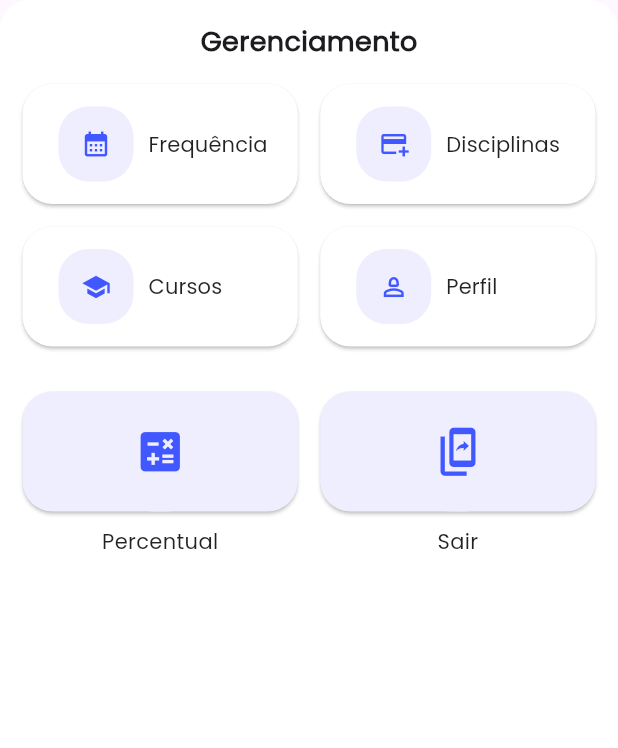
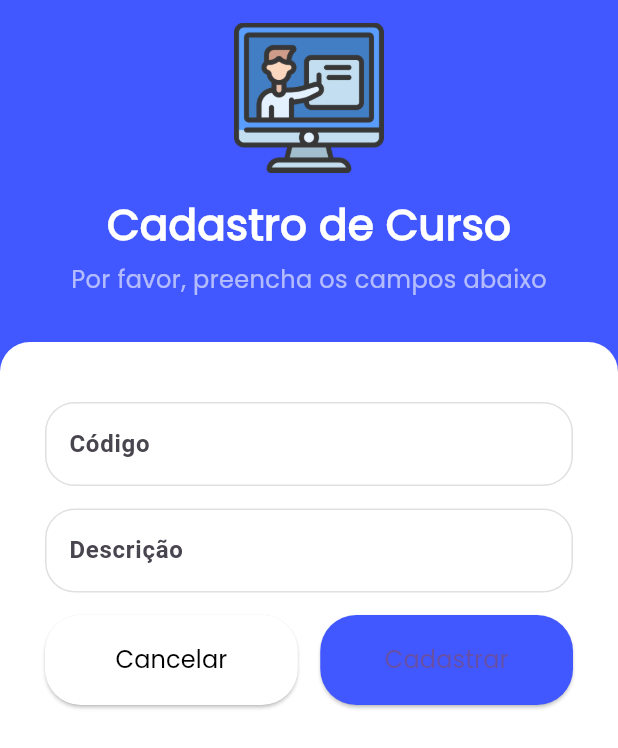
Before and after one commit to gguilherme-gritti/app-frequencia-si700, a Flutter app: the ManagementCard widget shown alone on an empty page, opened directly, after a tap on "Cursos", on a phone screen of 412 x 824 dp. Shown: the top 748 px of the screen. Run offline on Flutter 3.47's test engine with Material 3 defaults, Android fonts, the phone set to English and light mode, and no system bars; our stand-ins replace cloud_firestore, equatable, firebase_auth, firebase_core, flutter_bloc; accounts and stored records are empty.

Commit message:
create widget register course

```diff
--- /dev/null
+++ b/frequency/lib/model/firebase/course_data.dart
@@ -0,0 +1,11 @@
+class CourseDataModel {
+  String code;
+  String description;
+  String user_email;
+
+  CourseDataModel({
+    required this.code,
+    required this.description,
+    required this.user_email,
+  });
+}
--- /dev/null
+++ b/frequency/lib/screens/register_course.dart
@@ -0,0 +1,245 @@
+import 'package:flutter/material.dart';
+import 'package:flutter_bloc/flutter_bloc.dart';
+import 'package:frequency/bloc/auth/auth_bloc.dart';
+import 'package:frequency/bloc/auth/auth_event.dart';
+import 'package:frequency/bloc/auth/auth_state.dart';
+import 'package:frequency/bloc/user/user_bloc.dart';
+import 'package:frequency/bloc/user/user_event.dart';
+import 'package:frequency/model/firebase/course_data.dart';
+import 'package:frequency/screens/login.dart';
+
+class RegisterCourse extends StatefulWidget {
+  const RegisterCourse({Key? key}) : super(key: key);
+
+  @override
+  State<StatefulWidget> createState() {
+    return RegisterCourseState();
+  }
+}
+
+class RegisterCourseState extends State<RegisterCourse> {
+  final CourseDataModel courseData =
+      CourseDataModel(code: "", description: "", user_email: "");
+
+  GlobalKey<FormState> formKey = GlobalKey<FormState>();
+
+  @override
+  Widget build(BuildContext context) {
+    return MaterialApp(
+      home: Scaffold(
+        backgroundColor: const Color(0xFF4157ff),
+        body: BlocListener<AuthBloc, AuthState>(
+          listener: (context, state) => {
+            if (state is AuthError)
+              {
+                ScaffoldMessenger.of(context).showSnackBar(SnackBar(
+                  content: Text(
+                    state.msg,
+                    style: const TextStyle(
+                        color: Colors.white, fontFamily: 'Poppins'),
+                  ),
+                  backgroundColor: Colors.red,
+                  action: SnackBarAction(
+                    label: 'Fechar',
+                    onPressed: () {},
+                  ),
+                ))
+              }
+            else if (state is Registered)
+              {
+                ScaffoldMessenger.of(context).showSnackBar(SnackBar(
+                  content: const Text(
+                    'Curso Cadastrado com sucesso!',
+                    style: TextStyle(color: Colors.white),
+                  ),
+                  backgroundColor: Colors.green,
+                  action: SnackBarAction(
+                    label: 'Fechar',
+                    onPressed: () {},
+                  ),
+                )),
+                Navigator.of(context)
+                    .push(MaterialPageRoute(builder: (_) => const Login()))
+              }
+          },
+          child: Center(
+            child: BlocBuilder<AuthBloc, AuthState>(builder: (context, state) {
+              return Column(
+                children: <Widget>[
+                  Container(
+                    margin: const EdgeInsets.only(top: 15, bottom: 15),
+                    width: 100.0,
+                    height: 100.0,
+                    decoration: const BoxDecoration(
+                      image: DecorationImage(
+                        image: AssetImage('lib/assets/img/course.png'),
+                        fit: BoxFit.fill,
+                      ),
+                    ),
+                  ),
+                  const Text(
+                    'Cadastro de Curso',
+                    style: TextStyle(
+                        fontSize: 28,
+                        color: Colors.white,
+                        fontWeight: FontWeight.bold,
+                        fontFamily: 'Poppins'),
+                  ),
+                  const SizedBox(height: 5),
+                  const Text(
+                    'Por favor, preencha os campos abaixo',
+                    style: TextStyle(
+                        fontSize: 16,
+                        color: Colors.white60,
+                        fontFamily: 'Poppins'),
+                  ),
+                  const SizedBox(height: 30),
+                  Expanded(
+                    child: Container(
+                      height: double.infinity,
+                      padding:
+                          const EdgeInsets.only(left: 30, right: 30, top: 40),
+                      decoration: const BoxDecoration(
+                        borderRadius: BorderRadius.only(
+                          topLeft: Radius.circular(20.0),
+                          topRight: Radius.circular(20.0),
+                        ),
+                        color: Colors.white,
+                      ),
+                      child: Form(
+                        key: formKey,
+                        child: Column(children: [
+                          codeField(),
+                          const SizedBox(height: 15),
+                          descriptionField(),
+                          const SizedBox(height: 15),
+                          Row(
+                            children: [
+                              cancelButton(),
+                              const SizedBox(width: 15),
+                              registerButton(context, state)
+                            ],
+                          )
+                        ]),
+                      ),
+                    ),
+                  )
+                ],
+              );
+            }),
+          ),
+        ),
+      ),
+    );
+  }
+
+  Widget codeField() {
+    return TextFormField(
+      validator: (String? value) {
+        if (value != null) {
+          if (value.isEmpty) {
+            return "Insira um Codigo Válido";
+          }
+        }
+        return null;
+      },
+      onSaved: (String? value) {
+        courseData.code = value ?? "";
+      },
+      decoration: const InputDecoration(
+          labelText: 'Código',
+          labelStyle: TextStyle(fontWeight: FontWeight.w600),
+          focusedBorder: OutlineInputBorder(
+            borderSide: BorderSide(color: Colors.blue, width: 2),
+            borderRadius: BorderRadius.all(Radius.circular(20)),
+          ),
+          enabledBorder: OutlineInputBorder(
+              borderRadius: BorderRadius.all(Radius.circular(20)),
+              borderSide: BorderSide(color: Colors.black12)),
+          filled: true,
+          fillColor: Colors.white),
+    );
+  }
+
+  Widget descriptionField() {
+    return TextFormField(
+      validator: (String? value) {
+        if (value != null) {
+          if (value.isEmpty) {
+            return "Insira uma descrição válida";
+          }
+        }
+        return null;
+      },
+      onSaved: (String? value) {
+        courseData.description = value ?? "";
+      },
+      decoration: const InputDecoration(
+          labelText: 'Descrição',
+          labelStyle: TextStyle(fontWeight: FontWeight.w600),
+          focusedBorder: OutlineInputBorder(
+            borderSide: BorderSide(color: Colors.blue, width: 2),
+            borderRadius: BorderRadius.all(Radius.circular(20)),
+          ),
+          enabledBorder: OutlineInputBorder(
+              borderRadius: BorderRadius.all(Radius.circular(20)),
+              borderSide: BorderSide(color: Colors.black12)),
+          filled: true,
+          fillColor: Colors.white),
+    );
+  }
+
+  Widget cancelButton() {
+    return Expanded(
+      child: ElevatedButton(
+        onPressed: () {
+          Navigator.of(context).pop();
+        },
+        style: ElevatedButton.styleFrom(
+          minimumSize: const Size(double.infinity, 60),
+          backgroundColor: const Color(0xFFffffff),
+          shape: RoundedRectangleBorder(
+            borderRadius: BorderRadius.circular(24.0),
+          ),
+        ),
+        child: const Text('Cancelar',
+            style: TextStyle(
+                color: Colors.black, fontSize: 16, fontFamily: 'Poppins')),
+      ),
+    );
+  }
+
+  Widget registerButton(BuildContext buildContext, AuthState state) {
+    Widget buttonChild = const Text(
+      'Cadastrar',
+      style: TextStyle(fontSize: 16, fontFamily: 'Poppins'),
+    );
+
+    if (state is Loading) {
+      if (state.load) {
+        buttonChild = const CircularProgressIndicator();
+      }
+    }
+
+    return Expanded(
+      child: ElevatedButton(
+          onPressed: () {
+            if (formKey.currentState!.validate()) {
+              formKey.currentState!.save();
+              // buildContext
+              //     .read<AuthBloc>()
+              //     .add(SignUpRequested(courseData.email, courseData.password));
+              // buildContext.read<UserBloc>().add(AddUserRequested(courseData));
+            }
+          },
+          style: ElevatedButton.styleFrom(
+            minimumSize: const Size(double.infinity, 60),
+            backgroundColor: const Color(0xFF4157ff),
+            shape: RoundedRectangleBorder(
+              borderRadius: BorderRadius.circular(24.0),
+            ),
+          ),
+          child: buttonChild),
+    );
+  }
+}
--- a/frequency/lib/widgets/management_card.dart
+++ b/frequency/lib/widgets/management_card.dart
@@ -6,6 +6,7 @@ import 'package:frequency/bloc/auth/auth_state.dart';
 import 'package:frequency/screens/disciplines.dart';
 import 'package:frequency/screens/login.dart';
 import 'package:frequency/screens/perfil.dart';
+import 'package:frequency/screens/register_course.dart';
 import 'package:frequency/widgets/card_icon_button.dart';
 import 'package:frequency/widgets/deatch_icon_card_button.dart';
 
@@ -68,7 +69,12 @@ class ManagementCard extends StatelessWidget {
             Row(
               children: [
                 CardIconButton(
-                    icon: Icons.school, text: 'Cursos', onPressed: () {}),
+                    icon: Icons.school,
+                    text: 'Cursos',
+                    onPressed: () {
+                      Navigator.of(context).push(MaterialPageRoute(
+                          builder: (_) => const RegisterCourse()));
+                    }),
                 const SizedBox(
                   width: 15,
                 ),
```
Also changed, not shown: frequency/lib/assets/img/course.png (added).
